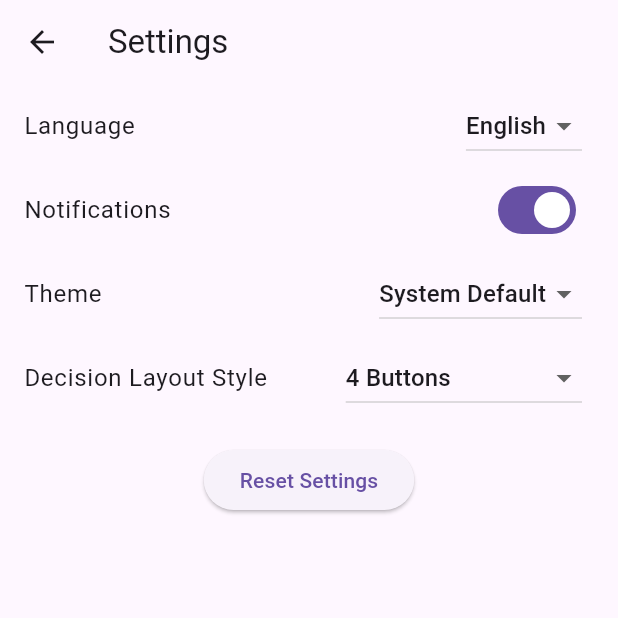
After one commit to zesp11/zesp11_monorepo, a Flutter app: the SettingsScreen screen opened by its route, after a tap on "Reset Settings", on a phone screen of 412 x 824 dp, the top half of it. The commit adds this screen. Run offline on Flutter 3.47's test engine with Material 3 defaults, Android fonts, the phone set to English and light mode, and no system bars; our stand-ins replace get, get_storage, logger, lottie; accounts and stored records are empty.

Commit message:
Add preferences saving

```diff
--- a/mobile/goadventure/lib/app/bindings/app_binding.dart
+++ b/mobile/goadventure/lib/app/bindings/app_binding.dart
@@ -4,12 +4,14 @@ import 'package:goadventure/app/controllers/game_controller.dart';
 import 'package:goadventure/app/controllers/home_controller.dart';
 import 'package:goadventure/app/controllers/profile_controller.dart';
 import 'package:goadventure/app/controllers/search_controller.dart';
+import 'package:goadventure/app/controllers/settings_controller.dart';
 import 'package:goadventure/app/services/api_service/api_service.dart';
 import 'package:goadventure/app/services/api_service/developmentApiService.dart';
 import 'package:goadventure/app/services/auth_service.dart';
 import 'package:goadventure/app/services/game_service.dart';
 import 'package:goadventure/app/services/home_service.dart';
 import 'package:goadventure/app/services/search_service.dart';
+import 'package:goadventure/app/services/settings_service.dart';
 import 'package:goadventure/app/services/user_service.dart';
 import 'package:goadventure/main.dart';
 import 'package:logger/logger.dart';
@@ -27,6 +29,8 @@ class AppBindings extends Bindings {
     // Register the API service
     _registerApiService(logger);
 
+    // register settings service
+    Get.put<SettingsService>(SettingsService());
     // Register services using the injected ApiService
     Get.put<UserService>(UserService(apiService: Get.find()));
     Get.put<SearchService>(SearchService(apiService: Get.find()));
@@ -35,6 +39,7 @@ class AppBindings extends Bindings {
     Get.put<AuthService>(AuthService(apiService: Get.find()));
 
     // Register controllers that need services
+    Get.put<SettingsController>(SettingsController(settingService: Get.find()));
     Get.put<AuthController>(AuthController(
       userService: Get.find(),
       authService: Get.find(),
--- a/mobile/goadventure/lib/app/controllers/auth_controller.dart
+++ b/mobile/goadventure/lib/app/controllers/auth_controller.dart
@@ -7,6 +7,7 @@ import 'package:logger/logger.dart';
 
 // TODO: implement that class fully
 // currently it only mocks user
+// TODO: use flutter_secure_storage
 class AuthController extends GetxController with StateMixin<UserProfile> {
   final UserService userService;
   final AuthService authService;
--- /dev/null
+++ b/mobile/goadventure/lib/app/controllers/settings_controller.dart
@@ -0,0 +1,69 @@
+import 'package:get/get.dart';
+import 'package:flutter/material.dart';
+import 'package:goadventure/app/services/settings_service.dart';
+import 'package:logger/logger.dart';
+
+class SettingsController extends GetxController {
+  final SettingsService settingService;
+  final logger = Get.find<Logger>();
+
+  SettingsController({required this.settingService});
+
+  // Reactive values for theme, layout style, language, and notifications
+  var themeMode = ThemeMode.system.obs;
+  var layoutStyle = 'buttons'.obs;
+  var language = 'en'.obs;
+  var notifications = true.obs;
+
+  @override
+  void onInit() {
+    super.onInit();
+
+    // Initialize settings from storage
+    themeMode.value = settingService.getTheme();
+    layoutStyle.value = settingService.getLayoutStyle();
+    language.value = settingService.getLanguage();
+    notifications.value = settingService.getNotifications();
+    logger.i(
+        "Settings loaded: theme=$themeMode, layout=$layoutStyle, language=$language, notifications=$notifications");
+  }
+
+  // Update theme
+  void updateTheme(ThemeMode newTheme) {
+    themeMode.value = newTheme;
+    logger.i("Theme updated to: $newTheme");
+    settingService.saveTheme(newTheme);
+  }
+
+  // Update layout style
+  void updateLayoutStyle(String newStyle) {
+    layoutStyle.value = newStyle;
+    logger.i("Layout style updated to: $newStyle");
+    settingService.saveLayoutStyle(newStyle);
+  }
+
+  // Update language
+  void updateLanguage(String newLanguage) {
+    language.value = newLanguage;
+    settingService.saveLanguage(newLanguage);
+    logger.i("Language updated to: $newLanguage");
+  }
+
+  // Toggle notifications
+  void toggleNotifications(bool isEnabled) {
+    notifications.value = isEnabled;
+    logger.i("Notifications enabled: $isEnabled");
+    settingService.saveNotifications(isEnabled);
+  }
+
+  // Reset all settings to default
+  void resetSettings() {
+    themeMode.value = ThemeMode.system;
+    layoutStyle.value = 'buttons';
+    language.value = 'en';
+    notifications.value = true;
+
+    settingService.resetSettings();
+    logger.d("Settings reset to defaults");
+  }
+}
--- a/mobile/goadventure/lib/app/routes/app_routes.dart
+++ b/mobile/goadventure/lib/app/routes/app_routes.dart
@@ -13,6 +13,7 @@ import 'package:goadventure/app/ui/pages/game_selection_screen.dart';
 import 'package:goadventure/app/ui/pages/profile_screen.dart';
 import 'package:goadventure/app/ui/pages/scenario_screen.dart';
 import 'package:goadventure/app/ui/pages/search_page.dart';
+import 'package:goadventure/app/ui/pages/settings_screen.dart';
 import 'package:goadventure/app/ui/pages/user_profile_screen.dart';
 
 class AppRoutes {
@@ -23,6 +24,7 @@ class AppRoutes {
   static const game = '/game';
   static const search = '/search';
   static const profile = '/profile';
+  static const settings = '/settings';
 
   // nested game routes
   static const gameSelection = '$game/select';
@@ -105,6 +107,12 @@ class AppRoutes {
             GetPage(name: '/:id', page: () => UserProfileScreen()),
           ],
         ),
+
+        // Settings tab
+        GetPage(
+          name: settings,
+          page: () => SettingsScreen(),
+        ),
       ],
     ),
     GetPage(
--- a/mobile/goadventure/lib/app/services/auth_service.dart
+++ b/mobile/goadventure/lib/app/services/auth_service.dart
@@ -3,6 +3,7 @@ import 'package:goadventure/app/services/api_service/api_service.dart';
 import 'package:goadventure/main.dart';
 import 'package:logger/logger.dart';
 
+// TODO: add services should inherit from GetxService
 class AuthService {
   final ApiService apiService;
   final logger = Get.find<Logger>();
--- /dev/null
+++ b/mobile/goadventure/lib/app/services/settings_service.dart
@@ -0,0 +1,75 @@
+import 'package:get/get.dart';
+import 'package:get_storage/get_storage.dart';
+import 'package:flutter/material.dart';
+
+class SettingsService extends GetxService {
+  final _storage = GetStorage();
+
+  // Keys for storing preferences
+  static const String _themeKey = 'theme';
+  static const String _layoutKey = 'layoutStyle';
+  static const String _languageKey = 'language';
+  static const String _notificationsKey = 'notifications';
+
+  // Default values
+  final ThemeMode defaultTheme = ThemeMode.system;
+  final String defaultLayoutStyle = 'buttons';
+  final String defaultLanguage = 'en';
+  final bool defaultNotifications = true;
+
+  // Save theme
+  Future<void> saveTheme(ThemeMode theme) async {
+    await _storage.write(_themeKey, theme.toString());
+  }
+
+  // Get theme
+  ThemeMode getTheme() {
+    final themeString = _storage.read(_themeKey) ?? defaultTheme.toString();
+    switch (themeString) {
+      case 'ThemeMode.dark':
+        return ThemeMode.dark;
+      case 'ThemeMode.light':
+        return ThemeMode.light;
+      default:
+        return ThemeMode.system;
+    }
+  }
+
+  // Save layout style
+  Future<void> saveLayoutStyle(String style) async {
+    await _storage.write(_layoutKey, style);
+  }
+
+  // Get layout style
+  String getLayoutStyle() {
+    return _storage.read(_layoutKey) ?? defaultLayoutStyle;
+  }
+
+  // Save language
+  Future<void> saveLanguage(String language) async {
+    await _storage.write(_languageKey, language);
+  }
+
+  // Get language
+  String getLanguage() {
+    return _storage.read(_languageKey) ?? defaultLanguage;
+  }
+
+  // Save notifications
+  Future<void> saveNotifications(bool isEnabled) async {
+    await _storage.write(_notificationsKey, isEnabled);
+  }
+
+  // Get notifications
+  bool getNotifications() {
+    return _storage.read(_notificationsKey) ?? defaultNotifications;
+  }
+
+  // Reset all settings to default
+  void resetSettings() {
+    saveTheme(ThemeMode.system);
+    saveLayoutStyle('buttons');
+    saveLanguage('en');
+    saveNotifications(true);
+  }
+}
--- a/mobile/goadventure/lib/app/ui/layouts/game_root_layout.dart
+++ b/mobile/goadventure/lib/app/ui/layouts/game_root_layout.dart
@@ -4,7 +4,7 @@ import 'package:get/get.dart';
 import 'package:goadventure/app/routes/app_routes.dart';
 
 class GameRootLayout extends StatelessWidget {
-  const GameRootLayout({Key? key}) : super(key: key);
+  const GameRootLayout({super.key});
 
   @override
   Widget build(BuildContext context) {
--- a/mobile/goadventure/lib/app/ui/pages/login_screen.dart
+++ b/mobile/goadventure/lib/app/ui/pages/login_screen.dart
@@ -96,6 +96,12 @@ class LoginScreen extends GetView<AuthController> {
           ],
         ),
       ),
+      floatingActionButton: FloatingActionButton(
+        heroTag: 'login_settings_fab',
+        onPressed: () => Get.toNamed('/settings'),
+        child: const Icon(Icons.settings),
+        tooltip: 'Settings',
+      ),
     );
   }
 }
--- a/mobile/goadventure/lib/app/ui/pages/profile_screen.dart
+++ b/mobile/goadventure/lib/app/ui/pages/profile_screen.dart
@@ -49,6 +49,12 @@ class ProfileScreen extends GetView<AuthController> {
           ),
         ),
       ),
+      floatingActionButton: FloatingActionButton(
+        heroTag: 'profile_settings_fab',
+        onPressed: () => Get.toNamed('/settings'),
+        child: const Icon(Icons.settings),
+        tooltip: 'Settings',
+      ),
     );
   }
 }
--- /dev/null
+++ b/mobile/goadventure/lib/app/ui/pages/settings_screen.dart
@@ -0,0 +1,120 @@
+import 'package:flutter/material.dart';
+import 'package:get/get.dart';
+import 'package:goadventure/app/controllers/settings_controller.dart';
+
+class SettingsScreen extends StatelessWidget {
+  final settingsController = Get.find<SettingsController>();
+
+  @override
+  Widget build(BuildContext context) {
+    return Scaffold(
+      appBar: AppBar(title: Text('Settings')),
+      body: Column(
+        children: [
+          // Language Selection
+          ListTile(
+            title: Text('Language'),
+            trailing: Obx(
+              () => DropdownButton<String>(
+                value: settingsController.language.value,
+                items: [
+                  DropdownMenuItem(
+                    value: 'en',
+                    child: Text('English'),
+                  ),
+                  DropdownMenuItem(
+                    value: 'pl',
+                    child: Text('Polish'),
+                  ),
+                ],
+                onChanged: (value) {
+                  if (value != null) {
+                    settingsController.updateLanguage(value);
+                  }
+                },
+              ),
+            ),
+          ),
+
+          // Notifications Toggle
+          ListTile(
+            title: Text('Notifications'),
+            trailing: Obx(
+              () => Switch(
+                value: settingsController.notifications.value,
+                onChanged: (value) {
+                  settingsController.toggleNotifications(value);
+                },
+              ),
+            ),
+          ),
+
+          // Theme Toggle
+          ListTile(
+            title: Text('Theme'),
+            trailing: Obx(
+              () => DropdownButton<ThemeMode>(
+                value: settingsController.themeMode.value,
+                items: [
+                  DropdownMenuItem(
+                    value: ThemeMode.light,
+                    child: Text('Light'),
+                  ),
+                  DropdownMenuItem(
+                    value: ThemeMode.dark,
+                    child: Text('Dark'),
+                  ),
+                  DropdownMenuItem(
+                    value: ThemeMode.system,
+                    child: Text('System Default'),
+                  ),
+                ],
+                onChanged: (value) {
+                  if (value != null) {
+                    settingsController.updateTheme(value);
+                  }
+                },
+              ),
+            ),
+          ),
+
+          // Layout Style Selection
+          ListTile(
+            title: Text('Decision Layout Style'),
+            trailing: Obx(
+              () => DropdownButton<String>(
+                value: settingsController.layoutStyle.value,
+                items: [
+                  DropdownMenuItem(
+                    value: 'buttons',
+                    child: Text('4 Buttons'),
+                  ),
+                  DropdownMenuItem(
+                    value: 'circle',
+                    child: Text('Circle with 4 Parts'),
+                  ),
+                ],
+                onChanged: (value) {
+                  if (value != null) {
+                    settingsController.updateLayoutStyle(value);
+                  }
+                },
+              ),
+            ),
+          ),
+
+          // Reset Settings Button
+          Padding(
+            padding: const EdgeInsets.all(16.0),
+            child: ElevatedButton(
+              onPressed: () {
+                settingsController.resetSettings();
+              },
+              child: const Text('Reset Settings'),
+            ),
+          ),
+        ],
+      ),
+    );
+  }
+}
--- a/mobile/goadventure/lib/main.dart
+++ b/mobile/goadventure/lib/main.dart
@@ -1,5 +1,6 @@
 import 'package:flutter/material.dart';
 import 'package:get/get.dart';
+import 'package:get_storage/get_storage.dart';
 import 'package:goadventure/app/bindings/app_binding.dart';
 import 'package:goadventure/app/routes/app_routes.dart';
 
@@ -9,7 +10,9 @@ import 'package:goadventure/app/routes/app_routes.dart';
 // For development, no additional flags are needed (default is false).
 const bool isProduction = bool.fromEnvironment('dart.vm.product');
 
-void main() {
+void main() async {
+  await GetStorage.init();
+
   runApp(const GoAdventure());
 }
 
--- a/mobile/goadventure/pubspec.yaml
+++ b/mobile/goadventure/pubspec.yaml
@@ -39,6 +39,7 @@ dependencies:
   get: ^4.6.6
   logger: ^2.5.0
   lottie: ^3.2.0
+  get_storage: ^2.1.1
 
 dev_dependencies:
   flutter_test:
```
Also changed, not shown: mobile/goadventure/lib/app/ui/layouts/root_layout.dart (+1 -66 lines), mobile/goadventure/pubspec.lock, 2 other files.
